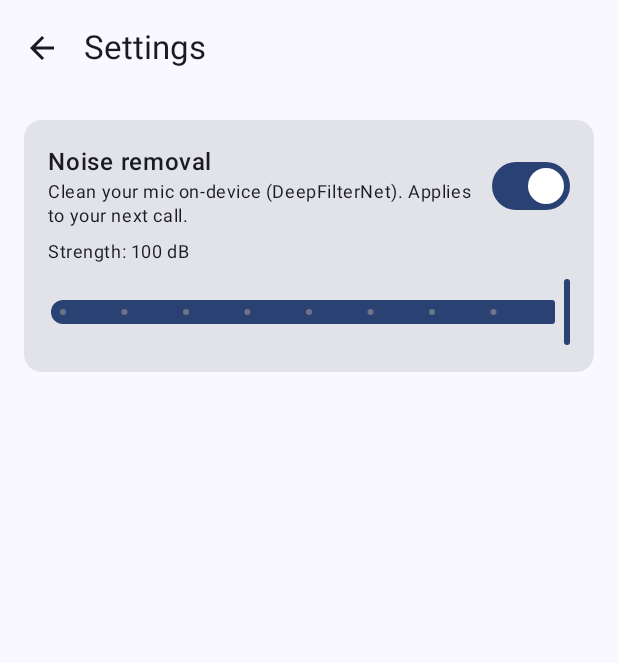
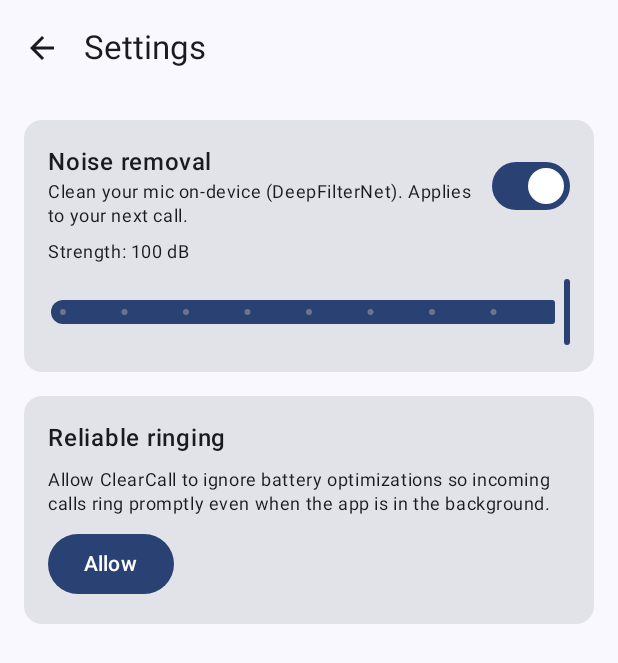
Before and after one commit to shivarya/clear-call, an Android app built with Jetpack Compose: the composable SettingsScreen shown on its own in the app's theme, on a phone screen of 412 x 824 dp. Shown: the top 663 px of the screen. Run offline under Robolectric (Android 15) with nearby library versions, the phone set to English and light mode, and no system bars.

Commit message:
P3: release keystore, battery-optimization prompt, in-call speaker toggle
- Real release signing: generate clearcall-release.keystore, read creds from a gitignored
  keystore.properties, fall back to the debug keystore when absent so fresh clones still build.
  (Keystore + password stay out of git.)
- Settings: "Reliable ringing" card requests battery-optimization exemption (helps FCM ring
  delivery in the background), re-checked on resume.
- CallScreen: speaker/earpiece toggle via the modern setCommunicationDevice API (minSdk 31),
  cleared on teardown. Needs a real device to verify Bluetooth interplay with LiveKit routing.
- App launcher icon is already a branded adaptive icon; Play Store store-listing graphics are
  deferred to actual submission. Call busy/missed/declined races are already handled
  idempotently in callsController + CallManager.

Verified on emulator: Settings renders both cards; release build signs with the new keystore.

Co-Authored-By: Claude Opus 4.8 <noreply@anthropic.com>

```diff
--- a/mobile/app/src/main/AndroidManifest.xml
+++ b/mobile/app/src/main/AndroidManifest.xml
@@ -16,6 +16,7 @@
     <uses-permission android:name="android.permission.VIBRATE" />
     <uses-permission android:name="android.permission.USE_BIOMETRIC" />
     <uses-permission android:name="android.permission.CAMERA" />
+    <uses-permission android:name="android.permission.REQUEST_IGNORE_BATTERY_OPTIMIZATIONS" />
 
     <uses-feature android:name="android.hardware.camera" android:required="false" />
     <uses-feature android:name="android.hardware.camera.autofocus" android:required="false" />
--- a/mobile/app/src/main/java/com/clearcall/ui/SettingsScreen.kt
+++ b/mobile/app/src/main/java/com/clearcall/ui/SettingsScreen.kt
@@ -8,6 +8,12 @@ import androidx.compose.foundation.layout.fillMaxWidth
 import androidx.compose.foundation.layout.padding
 import androidx.compose.material.icons.Icons
 import androidx.compose.material.icons.automirrored.filled.ArrowBack
+import android.content.Context
+import android.content.Intent
+import android.net.Uri
+import android.os.PowerManager
+import android.provider.Settings
+import androidx.compose.material3.Button
 import androidx.compose.material3.Card
 import androidx.compose.material3.ExperimentalMaterial3Api
 import androidx.compose.material3.Icon
@@ -27,8 +33,12 @@ import androidx.compose.runtime.setValue
 import androidx.compose.ui.Alignment
 import androidx.compose.ui.Modifier
 import androidx.compose.ui.platform.LocalContext
+import androidx.compose.ui.platform.LocalLifecycleOwner
 import androidx.compose.ui.text.font.FontWeight
 import androidx.compose.ui.unit.dp
+import androidx.lifecycle.Lifecycle
+import androidx.lifecycle.LifecycleEventObserver
+import androidx.compose.runtime.DisposableEffect
 import com.clearcall.core.Prefs
 
 @OptIn(ExperimentalMaterial3Api::class)
@@ -39,6 +49,18 @@ fun SettingsScreen(onBack: () -> Unit) {
 
     var nsEnabled by remember { mutableStateOf(prefs.noiseSuppressionEnabled) }
     var atten by remember { mutableFloatStateOf(prefs.attenuationLimitDb) }
+
+    // Re-check battery-optimization exemption whenever we return to this screen (the user may
+    // have toggled it in the system dialog we launch).
+    val lifecycleOwner = LocalLifecycleOwner.current
+    var batteryExempt by remember { mutableStateOf(isIgnoringBatteryOptimizations(context)) }
+    DisposableEffect(lifecycleOwner) {
+        val obs = LifecycleEventObserver { _, event ->
+            if (event == Lifecycle.Event.ON_RESUME) batteryExempt = isIgnoringBatteryOptimizations(context)
+        }
+        lifecycleOwner.lifecycle.addObserver(obs)
+        onDispose { lifecycleOwner.lifecycle.removeObserver(obs) }
+    }
 
     Scaffold(
         topBar = {
@@ -91,6 +113,35 @@ fun SettingsScreen(onBack: () -> Unit) {
                     }
                 }
             }
+
+            if (!batteryExempt) {
+                Card(Modifier.fillMaxWidth()) {
+                    Column(Modifier.padding(16.dp), verticalArrangement = Arrangement.spacedBy(8.dp)) {
+                        Text("Reliable ringing", fontWeight = FontWeight.SemiBold)
+                        Text(
+                            "Allow ClearCall to ignore battery optimizations so incoming calls ring " +
+                                "promptly even when the app is in the background.",
+                            style = MaterialTheme.typography.bodySmall,
+                        )
+                        Button(onClick = { requestIgnoreBatteryOptimizations(context) }) {
+                            Text("Allow")
+                        }
+                    }
+                }
+            }
         }
     }
 }
+
+private fun isIgnoringBatteryOptimizations(context: Context): Boolean {
+    val pm = context.getSystemService(Context.POWER_SERVICE) as PowerManager
+    return pm.isIgnoringBatteryOptimizations(context.packageName)
+}
+
+@Suppress("BatteryLife") // intentional: a calling app has a legitimate need to ring in the background
+private fun requestIgnoreBatteryOptimizations(context: Context) {
+    val intent = Intent(Settings.ACTION_REQUEST_IGNORE_BATTERY_OPTIMIZATIONS).apply {
+        data = Uri.parse("package:${context.packageName}")
+    }
+    runCatching { context.startActivity(intent) }
+}
```
Also changed, not shown: mobile/app/build.gradle.kts (+29 -3 lines), mobile/app/src/main/java/com/clearcall/call/CallManager.kt (+29 -0 lines), mobile/app/src/main/java/com/clearcall/call/CallState.kt (+8 -0 lines), mobile/app/src/main/java/com/clearcall/ui/CallScreen.kt (+16 -0 lines), 1 other file.
